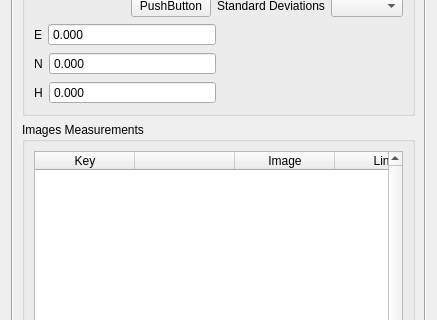
This is qt/formDisplay/PointLayout.ui in hildermesmedeiros/E-foto-trunk-435 as Qt 5 draws it before an edit; both pictures show x 0 to 437 and y 161 to 481 of the 437 by 572 pixel window. The edited form follows.
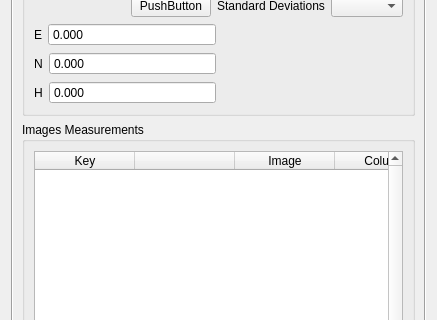
This is the edited form. Custom widgets are drawn as their Qt base class.

What changed in the file:
```diff
--- a/qt/formDisplay/PointLayout.ui
+++ b/qt/formDisplay/PointLayout.ui
@@ -307,16 +307,16 @@
              <string>Image</string>
             </property>
            </column>
-           <column>
-            <property name="text">
-             <string>Line</string>
-            </property>
-           </column>
            <column>
             <property name="text">
              <string>Column</string>
             </property>
            </column>
+           <column>
+            <property name="text">
+             <string>Line</string>
+            </property>
+           </column>
           </widget>
          </item>
         </layout>
```
Left out of the diff: 22 changed lines with no effect on the pictures.
